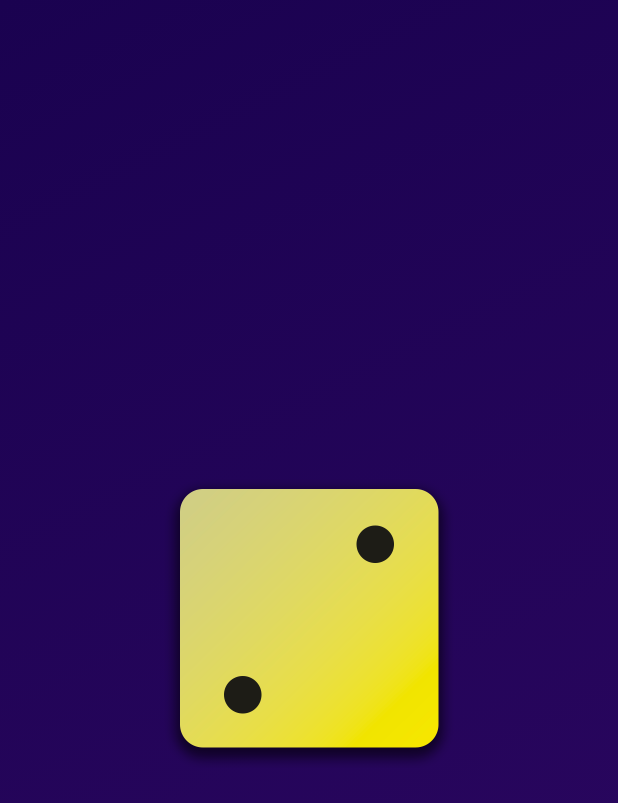
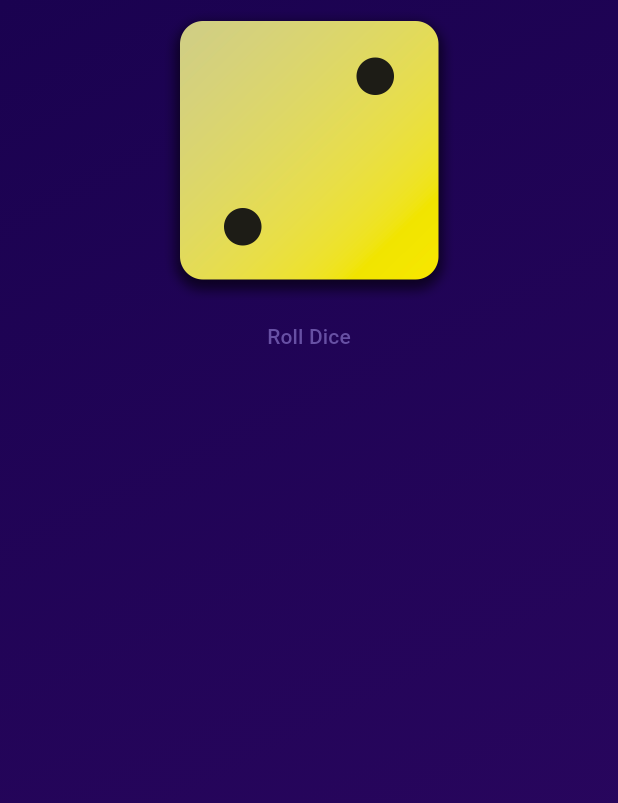
Before and after one commit to KotenkoNata/flutter_dart_course, a Flutter app: the screen it shows after launch, on a phone screen of 412 x 824 dp. Shown: the top 803 px of the screen. Run offline on Flutter 3.47's test engine with Material 3 defaults, Android fonts, the phone set to English and light mode, and no system bars.

Commit message:
feat: Adding Buttons & Using Functions As Values

```diff
--- a/lib/gradient_container.dart
+++ b/lib/gradient_container.dart
@@ -9,18 +9,31 @@ class GradientContainer extends StatelessWidget {
   final Color color1;
   final Color color2;
 
+  void rollDice(){
+    //...
+  }
+
   @override
   Widget build(context) {
     return Container(
       decoration: BoxDecoration(
-        gradient: LinearGradient(colors: [color1, color2],
-            begin: startAlignment,
-            end: endAlignment,
+        gradient: LinearGradient(
+          colors: [color1, color2],
+          begin: startAlignment,
+          end: endAlignment,
         ),
       ),
       child: Center(
-        child: Image.asset('assets/images/dice-2.png', width: 200,),
-      ),
+          child: Column(children: [
+        Image.asset(
+          'assets/images/dice-2.png',
+          width: 200,
+        ),
+        TextButton(
+            onPressed: rollDice,
+            child: const Text('Roll Dice')
+        )
+      ])),
     );
   }
 }
```
